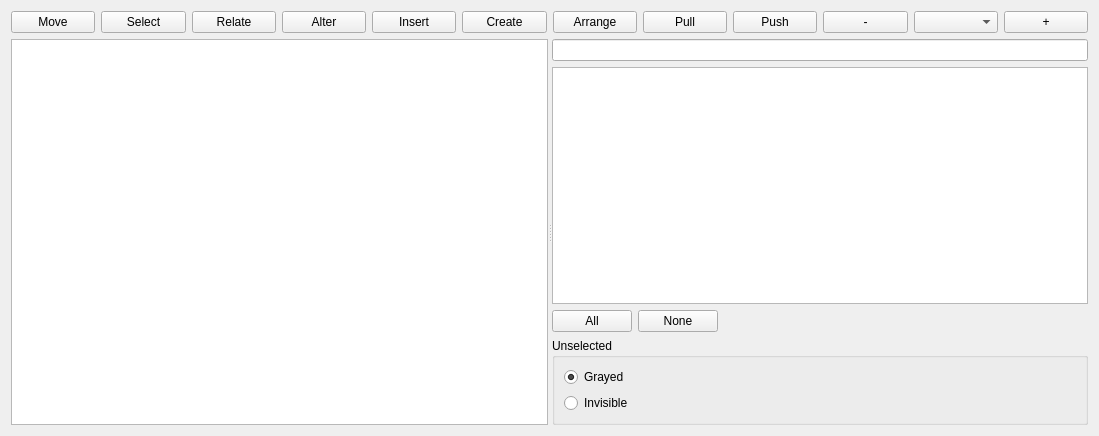
First picture: the form in src/schema2/schema2view.ui, repository mugiseyebrows/mugi-query, before the edit.
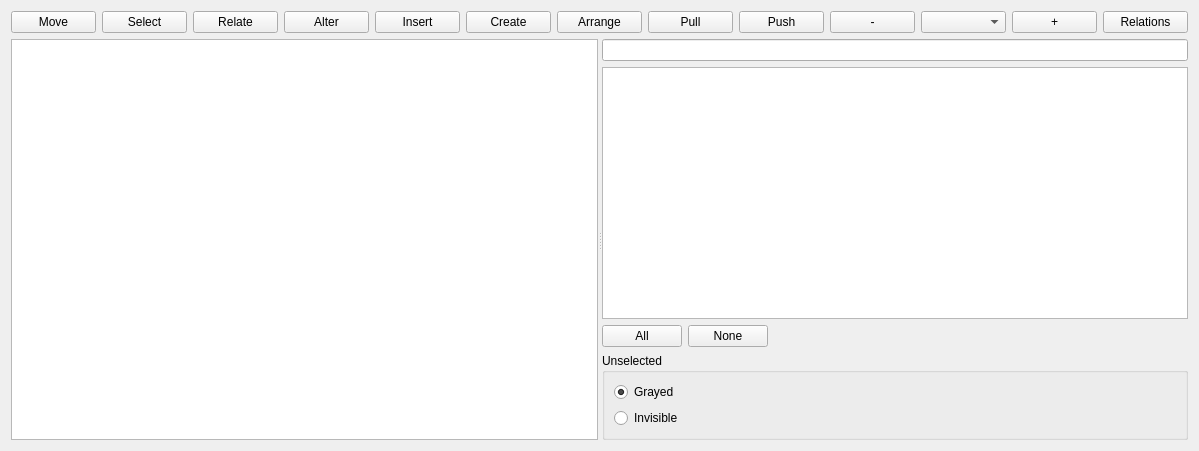
Second picture: the form after the edit.

Commit message: StringHash, Schema2ChangeSet

```diff
--- a/src/schema2/schema2view.ui
+++ b/src/schema2/schema2view.ui
@@ -6,8 +6,8 @@
    <rect>
     <x>0</x>
     <y>0</y>
-    <width>1099</width>
-    <height>436</height>
+    <width>1199</width>
+    <height>451</height>
    </rect>
   </property>
   <property name="windowTitle">
@@ -111,6 +111,13 @@
        </property>
       </widget>
      </item>
+     <item>
+      <widget class="QPushButton" name="relations">
+       <property name="text">
+        <string>Relations</string>
+       </property>
+      </widget>
+     </item>
     </layout>
    </item>
    <item>
```
The commit also changes 36 other files.
